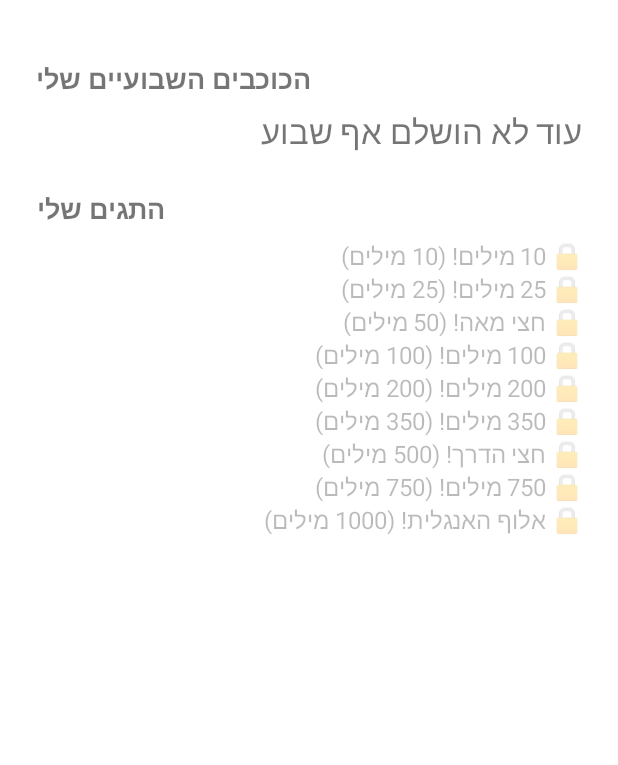
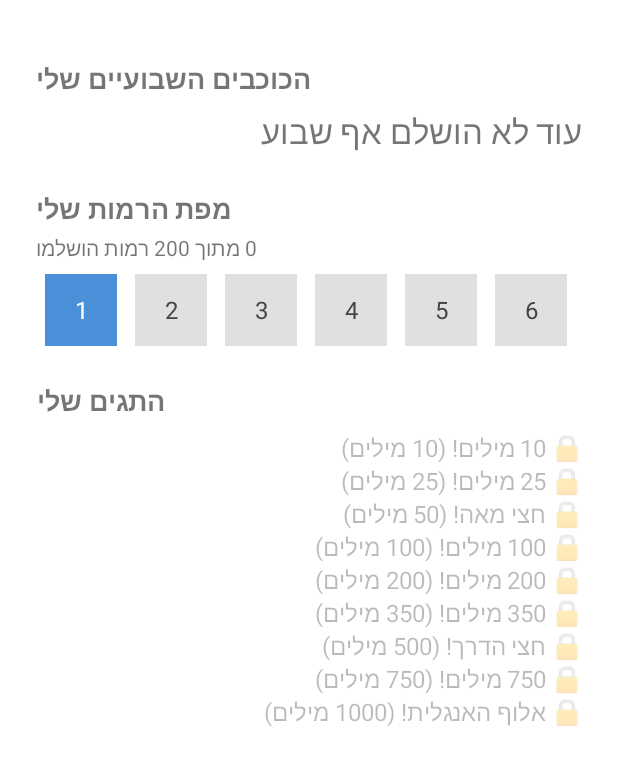
Before and after one commit to ysompo/EnglishWords, an Android app: the screen it shows after launch (ProgressActivity), after a tap on "ההתקדמות שלי", on a phone screen of 412 x 824 dp. Shown: the top 765 px of the screen. Run offline under Robolectric (Android 15) with nearby library versions, the phone set to English and light mode, and no system bars; our stand-ins replace Room's generated code; pictures from the network do not load; 1 statement that could not run was skipped.

Commit message:
Reframe progression as game-style levels; allow unlimited levels per day
- A 'level' is the same content unit as before (5 new words + quiz),
  just presented as a level to pass rather than a calendar day.
- Home screen shows the current level number and always offers to
  start the next one - no more 'come back tomorrow' blocking text.
- Progress screen gains a level path (Duolingo-style chips) showing
  completed/current/upcoming levels.
- The weekly star and monthly 50 NIS reward are unchanged: still based
  on which calendar days had activity (3 of 5), not level count, per
  explicit decision to keep that incentive as-is.
Bumped version to 1.3.

```diff
--- a/app/build.gradle.kts
+++ b/app/build.gradle.kts
@@ -12,8 +12,8 @@ android {
         applicationId = "com.ysompo.englishwords"
         minSdk = 24
         targetSdk = 34
-        versionCode = 3
-        versionName = "1.2"
+        versionCode = 4
+        versionName = "1.3"
 
         testInstrumentationRunner = "androidx.test.runner.AndroidJUnitRunner"
     }
--- /dev/null
+++ b/app/src/main/java/com/ysompo/englishwords/logic/LevelProgressCalculator.kt
@@ -0,0 +1,16 @@
+package com.ysompo.englishwords.logic
+
+// A "level" is exactly one daily lesson batch (5 new words + the quiz on them) - same content
+// unit as before, just framed as a game-style level to pass rather than a calendar day. Nothing
+// stops a child from completing multiple levels in one sitting; the weekly star/monthly reward
+// still depends on which calendar days had activity (see StreakCalculator), not level count.
+object LevelProgressCalculator {
+    const val WORDS_PER_LEVEL = 5
+
+    fun levelsCompleted(learnedWordCount: Int): Int = learnedWordCount / WORDS_PER_LEVEL
+
+    fun currentLevelNumber(learnedWordCount: Int): Int = levelsCompleted(learnedWordCount) + 1
+
+    fun totalLevels(totalWordCount: Int): Int =
+        (totalWordCount + WORDS_PER_LEVEL - 1) / WORDS_PER_LEVEL
+}
--- a/app/src/main/java/com/ysompo/englishwords/ui/home/HomeActivity.kt
+++ b/app/src/main/java/com/ysompo/englishwords/ui/home/HomeActivity.kt
@@ -47,7 +47,9 @@ class HomeActivity : AppCompatActivity() {
             } else {
                 "פתחת את כל התגים!"
             }
-            binding.startButton.text = if (state.todayComplete) "כבר סיימת היום, כל הכבוד!" else "התחל ללמוד היום"
+            binding.levelText.text = "🎮 רמה ${state.currentLevel}"
+            binding.startButton.text = "התחל רמה ${state.currentLevel}"
+            binding.todayCompleteBadge.visibility = if (state.todayComplete) View.VISIBLE else View.GONE
             binding.weeklyQuizButton.visibility = if (state.weeklyQuizAvailable) View.VISIBLE else View.GONE
         }
 
--- a/app/src/main/java/com/ysompo/englishwords/ui/home/HomeViewModel.kt
+++ b/app/src/main/java/com/ysompo/englishwords/ui/home/HomeViewModel.kt
@@ -6,6 +6,7 @@ import androidx.lifecycle.MutableLiveData
 import androidx.lifecycle.viewModelScope
 import com.ysompo.englishwords.data.AppDatabase
 import com.ysompo.englishwords.logic.BadgeCalculator
+import com.ysompo.englishwords.logic.LevelProgressCalculator
 import com.ysompo.englishwords.logic.StreakCalculator
 import com.ysompo.englishwords.logic.WeekUtils
 import com.ysompo.englishwords.repo.ProgressRepository
@@ -20,7 +21,8 @@ data class HomeState(
     val starredWeekStreak: Int,
     val nextBadgeTitle: String?,
     val wordsUntilNextBadge: Int,
-    val weeklyQuizAvailable: Boolean
+    val weeklyQuizAvailable: Boolean,
+    val currentLevel: Int
 )
 
 class HomeViewModel(application: Application) : AndroidViewModel(application) {
@@ -57,7 +59,8 @@ class HomeViewModel(application: Application) : AndroidViewModel(application) {
                 starredWeekStreak = streak,
                 nextBadgeTitle = nextBadge?.titleHe,
                 wordsUntilNextBadge = nextBadge?.let { it.threshold - learnedWords } ?: 0,
-                weeklyQuizAvailable = weeklyQuizAvailable
+                weeklyQuizAvailable = weeklyQuizAvailable,
+                currentLevel = LevelProgressCalculator.currentLevelNumber(learnedWords)
             )
         }
     }
--- a/app/src/main/java/com/ysompo/englishwords/ui/progress/ProgressActivity.kt
+++ b/app/src/main/java/com/ysompo/englishwords/ui/progress/ProgressActivity.kt
@@ -1,7 +1,10 @@
 package com.ysompo.englishwords.ui.progress
 
+import android.graphics.Color
 import android.os.Bundle
+import android.view.Gravity
 import android.view.View
+import android.widget.LinearLayout
 import android.widget.TextView
 import androidx.appcompat.app.AppCompatActivity
 import androidx.lifecycle.ViewModelProvider
@@ -32,6 +35,9 @@ class ProgressActivity : AppCompatActivity() {
         binding.weeklyStarsText.text = state.weeklyStatuses.joinToString(" ") { if (it.starEarned) "⭐" else "☆" }
             .ifEmpty { "עוד לא הושלם אף שבוע" }
 
+        binding.levelsSummaryText.text = "${state.levelsCompleted} מתוך ${state.totalLevels} רמות הושלמו"
+        renderLevelPath(state)
+
         binding.badgesContainer.removeAllViews()
         state.unlockedBadges.forEach { badge ->
             binding.badgesContainer.addView(TextView(this).apply {
@@ -47,4 +53,40 @@ class ProgressActivity : AppCompatActivity() {
             })
         }
     }
+
+    // Shows a short window of level "chips" around where the child currently is - a
+    // Duolingo-style path rather than the whole (possibly 200-level) list at once.
+    private fun renderLevelPath(state: ProgressState) {
+        binding.levelPathContainer.removeAllViews()
+        if (state.totalLevels == 0) return
+
+        val windowStart = maxOf(1, state.currentLevel - 4)
+        val windowEnd = minOf(state.totalLevels, state.currentLevel + 5)
+
+        for (level in windowStart..windowEnd) {
+            val completed = level <= state.levelsCompleted
+            val isCurrent = level == state.currentLevel
+
+            val chip = TextView(this).apply {
+                text = if (completed) "✓" else level.toString()
+                textSize = 16f
+                gravity = Gravity.CENTER
+                setTextColor(if (completed || isCurrent) Color.WHITE else Color.DKGRAY)
+                setBackgroundColor(
+                    when {
+                        completed -> Color.parseColor("#7CB342")
+                        isCurrent -> Color.parseColor("#4A90D9")
+                        else -> Color.parseColor("#E0E0E0")
+                    }
+                )
+            }
+            val size = (48 * resources.displayMetrics.density).toInt()
+            val margin = (6 * resources.displayMetrics.density).toInt()
+            chip.layoutParams = LinearLayout.LayoutParams(size, size).apply {
+                marginStart = margin
+                marginEnd = margin
+            }
+            binding.levelPathContainer.addView(chip)
+        }
+    }
 }
--- a/app/src/main/java/com/ysompo/englishwords/ui/progress/ProgressViewModel.kt
+++ b/app/src/main/java/com/ysompo/englishwords/ui/progress/ProgressViewModel.kt
@@ -8,9 +8,11 @@ import com.ysompo.englishwords.data.AppDatabase
 import com.ysompo.englishwords.data.WeeklyStatusEntity
 import com.ysompo.englishwords.logic.Badge
 import com.ysompo.englishwords.logic.BadgeCalculator
+import com.ysompo.englishwords.logic.LevelProgressCalculator
 import com.ysompo.englishwords.logic.StreakCalculator
 import com.ysompo.englishwords.logic.WeekUtils
 import com.ysompo.englishwords.repo.ProgressRepository
+import com.ysompo.englishwords.repo.WordRepository
 import kotlinx.coroutines.launch
 import java.time.LocalDate
 import java.time.YearMonth
@@ -20,12 +22,16 @@ data class ProgressState(
     val learnedWordCount: Int,
     val unlockedBadges: List<Badge>,
     val lockedBadges: List<Badge>,
-    val currentMonthFullyStarred: Boolean
+    val currentMonthFullyStarred: Boolean,
+    val levelsCompleted: Int,
+    val currentLevel: Int,
+    val totalLevels: Int
 )
 
 class ProgressViewModel(application: Application) : AndroidViewModel(application) {
     private val db = AppDatabase.getInstance(application)
     private val progressRepository = ProgressRepository(db)
+    private val wordRepository = WordRepository(db)
 
     val state = MutableLiveData<ProgressState>()
 
@@ -33,6 +39,7 @@ class ProgressViewModel(application: Application) : AndroidViewModel(application
         viewModelScope.launch {
             val allStatuses = progressRepository.allWeeklyStatuses().sortedBy { it.weekStartDate }
             val learnedCount = progressRepository.learnedWordCount()
+            val totalWordCount = wordRepository.allWordsOrdered().size
 
             val currentMonth = YearMonth.from(LocalDate.now())
             val statusesInCurrentMonth = allStatuses.filter {
@@ -43,7 +50,16 @@ class ProgressViewModel(application: Application) : AndroidViewModel(application
             val unlocked = BadgeCalculator.unlockedBadges(learnedCount)
             val locked = BadgeCalculator.ALL_BADGES - unlocked.toSet()
 
-            state.value = ProgressState(allStatuses, learnedCount, unlocked, locked, monthFullyStarred)
+            state.value = ProgressState(
+                weeklyStatuses = allStatuses,
+                learnedWordCount = learnedCount,
+                unlockedBadges = unlocked,
+                lockedBadges = locked,
+                currentMonthFullyStarred = monthFullyStarred,
+                levelsCompleted = LevelProgressCalculator.levelsCompleted(learnedCount),
+                currentLevel = LevelProgressCalculator.currentLevelNumber(learnedCount),
+                totalLevels = LevelProgressCalculator.totalLevels(totalWordCount)
+            )
         }
     }
 }
--- a/app/src/main/res/layout/activity_home.xml
+++ b/app/src/main/res/layout/activity_home.xml
@@ -5,6 +5,23 @@
     android:orientation="vertical"
     android:padding="24dp"
     android:gravity="center_horizontal">
+
+    <TextView
+        android:id="@+id/levelText"
+        android:layout_width="wrap_content"
+        android:layout_height="wrap_content"
+        android:textSize="26sp"
+        android:textStyle="bold"
+        android:text="🎮 רמה 1" />
+
+    <TextView
+        android:id="@+id/todayCompleteBadge"
+        android:layout_width="wrap_content"
+        android:layout_height="wrap_content"
+        android:layout_marginTop="4dp"
+        android:textSize="14sp"
+        android:text="✅ השלמת רמה היום"
+        android:visibility="gone" />
 
     <TextView
         android:id="@+id/streakText"
@@ -41,7 +58,7 @@
         android:layout_width="wrap_content"
         android:layout_height="wrap_content"
         android:layout_marginTop="32dp"
-        android:text="התחל ללמוד היום" />
+        android:text="התחל רמה 1" />
 
     <Button
         android:id="@+id/weeklyQuizButton"
--- a/app/src/main/res/layout/activity_progress.xml
+++ b/app/src/main/res/layout/activity_progress.xml
@@ -41,6 +41,34 @@
             android:layout_marginTop="24dp"
             android:textSize="18sp"
             android:textStyle="bold"
+            android:text="מפת הרמות שלי" />
+
+        <TextView
+            android:id="@+id/levelsSummaryText"
+            android:layout_width="wrap_content"
+            android:layout_height="wrap_content"
+            android:layout_marginTop="4dp"
+            android:textSize="14sp" />
+
+        <HorizontalScrollView
+            android:layout_width="match_parent"
+            android:layout_height="wrap_content"
+            android:layout_marginTop="8dp">
+
+            <LinearLayout
+                android:id="@+id/levelPathContainer"
+                android:layout_width="wrap_content"
+                android:layout_height="wrap_content"
+                android:orientation="horizontal" />
+
+        </HorizontalScrollView>
+
+        <TextView
+            android:layout_width="wrap_content"
+            android:layout_height="wrap_content"
+            android:layout_marginTop="24dp"
+            android:textSize="18sp"
+            android:textStyle="bold"
             android:text="התגים שלי" />
 
         <LinearLayout
```
Also changed, not shown: 1 other file.
